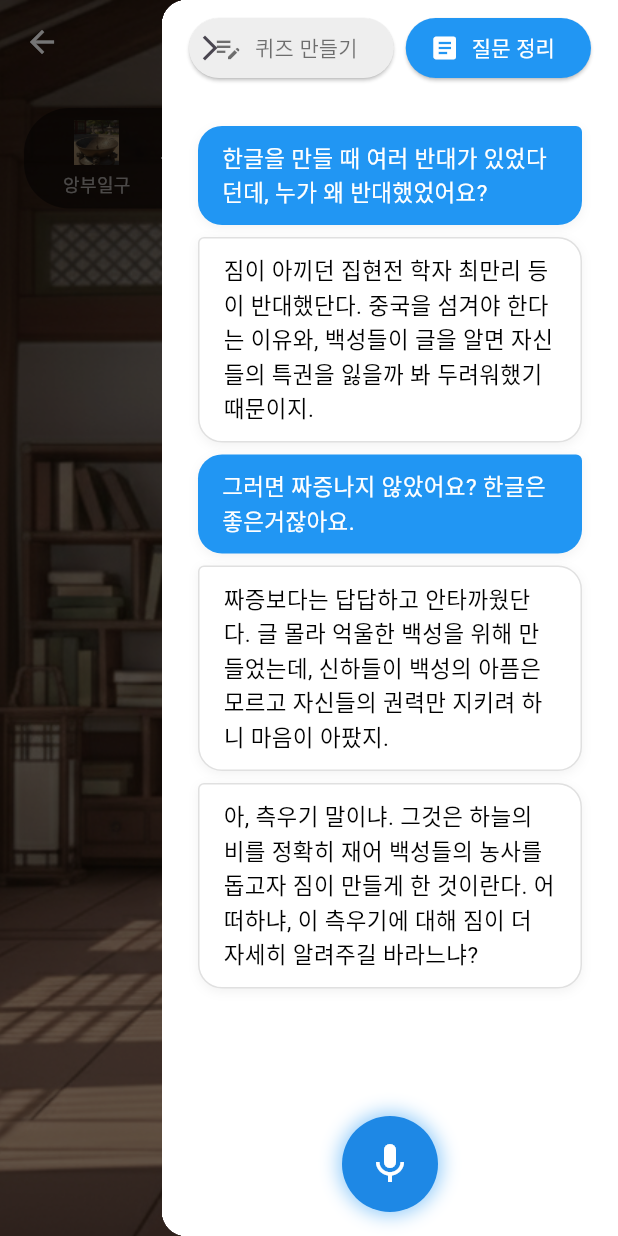
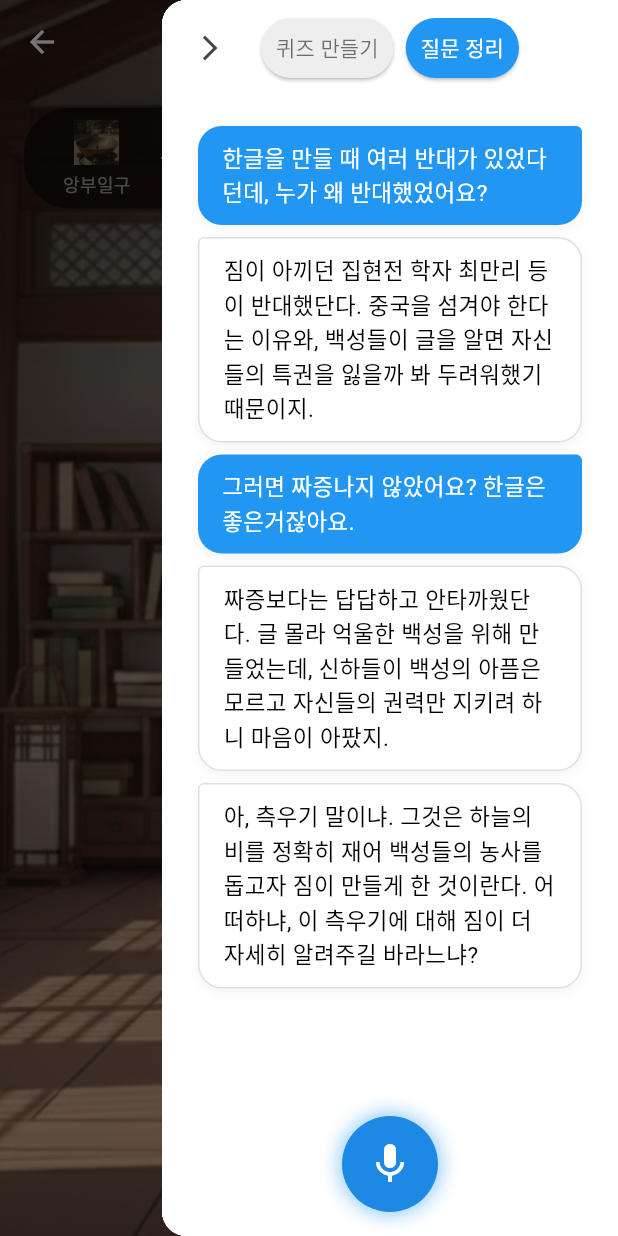
Before and after one commit to JJong2003/we-in-talk, a Flutter app: the SaejongChatScreen screen opened directly, with the side drawer open, on a phone screen of 412 x 824 dp. Run offline on Flutter 3.47's test engine with Material 3 defaults, Android fonts, the phone set to English and light mode, and no system bars.

Commit message:
chat_view : 상단 탭 버튼 padding 조절 (overflow + 버튼 배치 문제 해결)

```diff
--- a/lib/widgets/chat_view.dart
+++ b/lib/widgets/chat_view.dart
@@ -149,57 +149,72 @@ class _ChatViewState extends State<ChatView> {
     );
   }
 
-  // 7. 상단 탭바 위젯 (상태에 따라 버튼 스타일이 바뀌도록 수정)
+  // 7. 상단 탭바 위젯 (Row + Expanded로 Overflow 오류 해결)
+  // 7. 상단 탭바 위젯 (Row + Expanded로 Overflow 오류 해결)
+// 7. 상단 탭바 위젯 (버튼 크기 자체를 줄여서 Overflow 해결)
+  // 7. 상단 탭바 위젯 (버튼의 좌우 Padding을 줄여 Overflow 해결)
   Widget _buildTopTabBar({
     required BuildContext context,
     required bool isQuizActive,
     required VoidCallback onQuizTap,
     required VoidCallback onChatTap,
   }) {
-    // 비활성/활성 버튼 스타일 정의
+    // 1. 버튼 스타일 정의에 'padding' 속성 추가
     final inactiveStyle = ElevatedButton.styleFrom(
-      backgroundColor: Colors.grey[200], // 비활성 색상
+      backgroundColor: Colors.grey[200],
       foregroundColor: Colors.black54,
       shape: RoundedRectangleBorder(borderRadius: BorderRadius.circular(20)),
+      // 이 버튼의 좌우 여백을 기본값보다 좁게 설정 (8.0)
+      padding: const EdgeInsets.symmetric(horizontal: 10.0),
     );
     final activeStyle = ElevatedButton.styleFrom(
-      backgroundColor: Colors.blue, // 활성 색상
+      backgroundColor: Colors.blue,
       foregroundColor: Colors.white,
       shape: RoundedRectangleBorder(borderRadius: BorderRadius.circular(20)),
+      // 이 버튼의 좌우 여백을 기본값보다 좁게 설정 (8.0)
+      padding: const EdgeInsets.symmetric(horizontal: 10.0),
     );
 
+    // 2. 이 아래의 Row 레이아웃은 이전과 동일하게 유지합니다.
     return Padding(
       padding: const EdgeInsets.symmetric(vertical: 8.0, horizontal: 8.0),
-      child: Stack(
-        alignment: Alignment.center,
+      child: Row(
         children: [
-          // 중앙 버튼 그룹
-          Row(
+          // [왼쪽 영역]
+          IconButton(
+            icon: const Icon(Icons.arrow_forward_ios),
+            onPressed: () => Navigator.of(context).pop(),
+            iconSize: 20.0,
+          ),
+
+          // [중앙 영역]
+          Expanded(
+            child: Row(
               mainAxisAlignment: MainAxisAlignment.center,
               children: [
-              // "퀴즈 만들기" 버튼
-              ElevatedButton.icon(
-                icon: const Icon(Icons.edit_note, size: 20),
-                label: const Text("퀴즈 만들기"),
-                onPressed: onQuizTap, // 퀴즈 탭 보기
-                style: isQuizActive ? activeStyle : inactiveStyle, // 상태에 따라 스타일 적용
+                // "퀴즈 만들기" 버튼 (아이콘 없이)
+                ElevatedButton(
+                  child: const Text("퀴즈 만들기"),
+                  onPressed: onQuizTap,
+                  style: isQuizActive ? activeStyle : inactiveStyle,
                 ),
                 const SizedBox(width: 8),
-              // "질문 정리" 탭
-              ElevatedButton.icon(
-                icon: const Icon(Icons.article, size: 20),
-                label: const Text("질문 정리"),
-                onPressed: onChatTap, // 질문 탭 보기
-                style: isQuizActive ? inactiveStyle : activeStyle, // 상태에 따라 스타일 적용
+                // "질문 정리" 탭 (아이콘 없이)
+                ElevatedButton(
+                  child: const Text("질문 정리"),
+                  onPressed: onChatTap,
+                  style: isQuizActive ? inactiveStyle : activeStyle,
                 ),
               ],
             ),
-          // 뒤로가기 화살표
-          Align(
-            alignment: Alignment.centerLeft,
+          ),
+
+          // [오른쪽 영역]
+          Opacity(
+            opacity: 0.0,
             child: IconButton(
               icon: const Icon(Icons.arrow_forward_ios),
-              onPressed: () => Navigator.of(context).pop(), // Drawer 닫기
+              onPressed: null,
               iconSize: 20.0,
             ),
           ),
```
Lines whose indentation alone changed are shown as unchanged.
